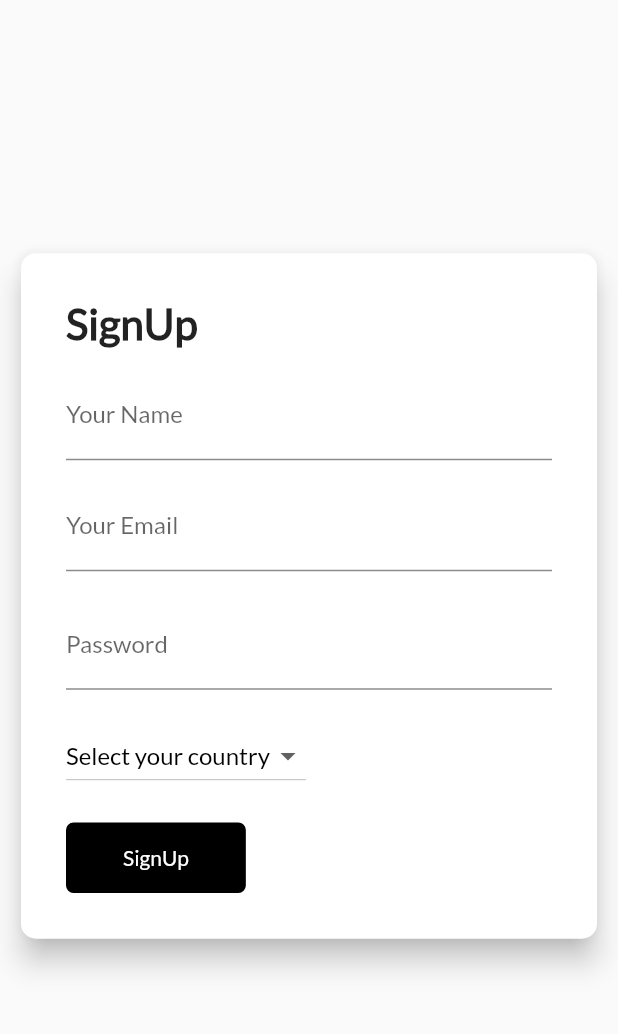
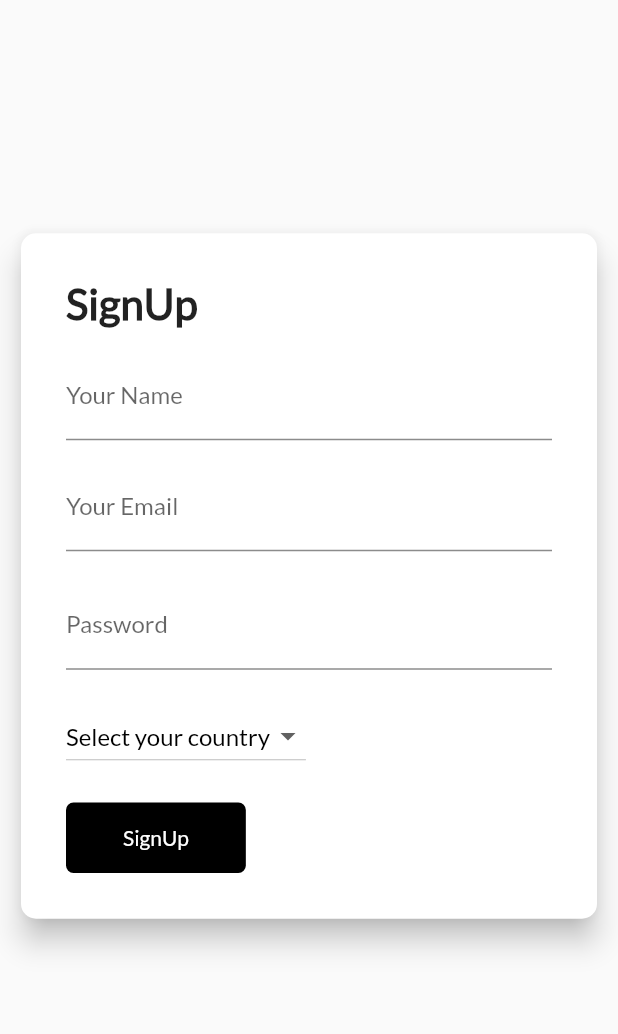
Before and after one commit to gopalkhasria/newsApp_flutter, a Flutter app: the screen it shows after launch, item 3 of the bottom bar chosen, after a tap on "Create Account", on a phone screen of 412 x 824 dp, the part 84-1118 px from its top. Run offline on Flutter 3.47's test engine with Material 2 defaults, Android fonts, the phone set to English and light mode, and no system bars; our stand-ins replace flutter_speed_dial, share, webview_flutter; network calls fail.

Commit message:
Polished app

```diff
--- a/lib/data/Article.dart
+++ b/lib/data/Article.dart
@@ -24,18 +24,14 @@ class Articles with ChangeNotifier{
   bool error = false;
 
   Articles(){
-    loadArticles("no");
+    loadArticles("us");
   }
 
   void loadArticles(String country) async{
-    String url="http://192.168.56.1:3000/articles/";
+    String url="https://afternoon-retreat-83502.herokuapp.com/articles/"+country;
     try {
       articles = [];
       notifyListeners();
-      if(country != "no")
-          url += country;
-      else
-          url += "no";
       var response = await http.get(url);
       var list = jsonDecode(response.body) as List;
       articles =  list.map((i)=>ArticleModel.fromJson(i)).toList();
--- a/lib/data/Save.dart
+++ b/lib/data/Save.dart
@@ -28,7 +28,7 @@ class Saved with ChangeNotifier{
   Saved();
 
   loadSavedArticle(String id, String token) async{
-    var url="http://192.168.56.1:3000/articles/saved/"+id;
+    var url="https://afternoon-retreat-83502.herokuapp.com/articles/saved/"+id;
     var response = await http.get(url,
     headers: {"Authorization": token},
     );
--- a/lib/pages/ArticlePage.dart
+++ b/lib/pages/ArticlePage.dart
@@ -8,6 +8,7 @@ import 'package:news_provider/data/User.dart';
 import 'package:news_provider/data/dark.dart';
 import 'package:news_provider/navbar.dart';
 import 'package:provider/provider.dart';
+import 'package:share/share.dart';
 import 'package:webview_flutter/webview_flutter.dart';
 
 class ArticlePage extends StatelessWidget {
@@ -99,7 +100,7 @@ class ListArticle extends StatelessWidget {
                       Padding(
                         padding: const EdgeInsets.all(8.0),
                         child: Text(
-                          articlesList.articles[index].description,
+                          articlesList.articles[index].description == null ? "No description" : articlesList.articles[index].description,
                           style: TextStyle(
                               fontSize: 20, fontWeight: FontWeight.w500),
                         ),
@@ -144,6 +145,7 @@ class ArticleWebState extends StatelessWidget {
             curve: Curves.bounceIn,
             children: [
               SpeedDialChild(
+                onTap: () => Share.share(article.url),
                 child: Icon(Icons.share,
                     color: utilities.getTheme() ? Colors.white : Colors.black),
                 backgroundColor:
--- a/lib/pages/Login.dart
+++ b/lib/pages/Login.dart
@@ -12,12 +12,13 @@ class Login extends StatelessWidget {
     var theme = Provider.of<DarkTheme>(context);
     Articles articleIstance = Provider.of<Articles>(context);
     Saved savedIstance = Provider.of<Saved>(context);
-    var screenHeight = MediaQuery.of(context).size.height;
+    //var screenHeight = MediaQuery.of(context).size.height;
     User user = Provider.of<User>(context);
     return Column(
+      mainAxisAlignment: MainAxisAlignment.center,
       children: <Widget>[
         Container(
-          margin: EdgeInsets.only(top: screenHeight / 4),
+          //margin: EdgeInsets.only(top: screenHeight / 4),
           padding: EdgeInsets.only(left: 10, right: 10),
           child: Card(
             shape: RoundedRectangleBorder(
@@ -121,7 +122,6 @@ class Login extends StatelessWidget {
             ),
             FlatButton(
               onPressed: () {
-                user.setExist();
                 Navigator.push(
                   context,
                   MaterialPageRoute(builder: (context) => SignUp()),
@@ -131,7 +131,6 @@ class Login extends StatelessWidget {
             )
           ],
         )
-      ],
-    );
+      ],);
   }
 }
--- a/lib/pages/SignUp.dart
+++ b/lib/pages/SignUp.dart
@@ -10,18 +10,14 @@ class SignUp extends StatelessWidget {
   Widget build(BuildContext context) {
     var theme = Provider.of<DarkTheme>(context);
     Articles articleIstance = Provider.of<Articles>(context);
-    var screenHeight = MediaQuery.of(context).size.height;
     User user = Provider.of<User>(context);
-    if(user.token != null){
-      Navigator.pop(context);
-    }
     return Scaffold(
       appBar: myAppBar(context),
       body: user.exist ? errorWidget() :
       Column(
+        mainAxisAlignment: MainAxisAlignment.center,
         children: <Widget>[
           Container(
-            margin: EdgeInsets.only(top: screenHeight / 5),
             padding: EdgeInsets.only(left: 10, right: 10),
             child: Card(
               shape: RoundedRectangleBorder(
@@ -145,7 +141,7 @@ class SignUp extends StatelessWidget {
                           shape: RoundedRectangleBorder(
                               borderRadius: BorderRadius.circular(5)),
                           onPressed: () =>
-                              user.signup(articleIstance),
+                              user.signup(articleIstance,context),
                         )
                       ],
                     )
--- a/pubspec.yaml
+++ b/pubspec.yaml
@@ -27,6 +27,7 @@ dependencies:
   http:
   webview_flutter:
   flutter_speed_dial:
+  share:
 
 
   # The following adds the Cupertino Icons font to your application.
@@ -36,6 +37,7 @@ dependencies:
 dev_dependencies:
   flutter_test:
     sdk: flutter
+
 
 # For information on the generic Dart part of this file, see the
 # following page: https://dart.dev/tools/pub/pubspec
```
Also changed, not shown: lib/data/User.dart (+9 -9 lines), assets/icon/logo.png (added), pubspec.lock, 6 other files.
